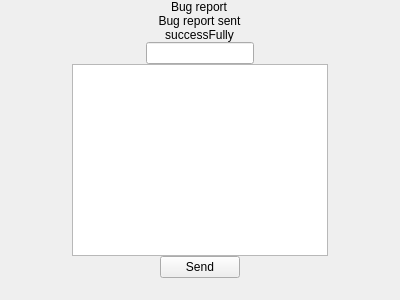
demlabs-cellframe/dap-ui-sdk, file ui/BugReportScreen.ui: the form before one commit.
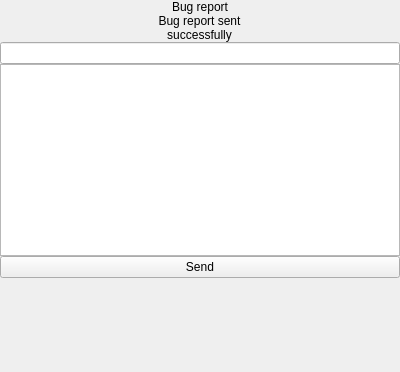
The form after the commit. Custom widgets are drawn as their Qt base class.

Diff of the .ui file:
```diff
--- a/ui/BugReportScreen.ui
+++ b/ui/BugReportScreen.ui
@@ -7,7 +7,7 @@
     <x>0</x>
     <y>0</y>
     <width>400</width>
-    <height>300</height>
+    <height>372</height>
    </rect>
   </property>
   <property name="windowTitle">
@@ -29,27 +29,35 @@
    <property name="bottomMargin">
     <number>0</number>
    </property>
-   <item alignment="Qt::AlignHCenter">
-    <widget class="QLabel" name="lblCapture">
+   <item>
+    <layout class="QVBoxLayout" name="vltBugReport">
+     <property name="spacing">
+      <number>0</number>
+     </property>
+     <item>
+      <widget class="QLabel" name="lblCaption">
      <property name="text">
       <string>Bug report</string>
      </property>
+       <property name="alignment">
+        <set>Qt::AlignCenter</set>
+       </property>
     </widget>
    </item>
    <item alignment="Qt::AlignHCenter">
     <widget class="CustomLineHeightLabel" name="lblStatusMessage">
      <property name="text">
-      <string>Bug report sent&lt;br&gt;successFully</string>
+        <string>Bug report sent&lt;br&gt;successfully</string>
      </property>
      <property name="alignment">
       <set>Qt::AlignCenter</set>
      </property>
     </widget>
    </item>
-   <item alignment="Qt::AlignHCenter">
+     <item>
     <widget class="QLineEdit" name="edtEmail">
      <property name="sizePolicy">
-      <sizepolicy hsizetype="Fixed" vsizetype="Fixed">
+        <sizepolicy hsizetype="Preferred" vsizetype="Fixed">
        <horstretch>0</horstretch>
        <verstretch>0</verstretch>
       </sizepolicy>
@@ -59,10 +67,10 @@
    <item>
     <widget class="QWidget" name="wgtBottomEmail" native="true"/>
    </item>
-   <item alignment="Qt::AlignHCenter">
+     <item>
     <widget class="CustomLineHeightTextEdit" name="edtMessage">
      <property name="sizePolicy">
-      <sizepolicy hsizetype="Fixed" vsizetype="Preferred">
+        <sizepolicy hsizetype="Preferred" vsizetype="Preferred">
        <horstretch>0</horstretch>
        <verstretch>0</verstretch>
       </sizepolicy>
@@ -72,7 +80,7 @@
 &lt;html&gt;&lt;head&gt;&lt;meta name=&quot;qrichtext&quot; content=&quot;1&quot; /&gt;&lt;style type=&quot;text/css&quot;&gt;
 p, li { white-space: pre-wrap; }
 &lt;/style&gt;&lt;/head&gt;&lt;body style=&quot; font-family:'Ubuntu'; font-size:11pt; font-weight:400; font-style:normal;&quot;&gt;
-&lt;p style=&quot;-qt-paragraph-type:empty; margin-top:0px; margin-bottom:0px; margin-left:0px; margin-right:0px; -qt-block-indent:0; text-indent:0px; line-height:130%; font-family:'Ubuntu';&quot;&gt;&lt;br /&gt;&lt;/p&gt;&lt;/body&gt;&lt;/html&gt;</string>
+&lt;p style=&quot;-qt-paragraph-type:empty; margin-top:0px; margin-bottom:0px; margin-left:0px; margin-right:0px; -qt-block-indent:0; text-indent:0px; line-height:130%;&quot;&gt;&lt;br /&gt;&lt;/p&gt;&lt;/body&gt;&lt;/html&gt;</string>
      </property>
      <property name="placeholderText">
       <string/>
@@ -82,10 +90,10 @@
    <item>
     <widget class="QWidget" name="wgtTopButton" native="true"/>
    </item>
-   <item alignment="Qt::AlignHCenter">
+     <item>
     <widget class="QPushButton" name="btnSend">
      <property name="sizePolicy">
-      <sizepolicy hsizetype="Fixed" vsizetype="Fixed">
+        <sizepolicy hsizetype="Preferred" vsizetype="Fixed">
        <horstretch>0</horstretch>
        <verstretch>0</verstretch>
       </sizepolicy>
@@ -107,6 +115,8 @@
       </size>
      </property>
     </spacer>
+     </item>
+    </layout>
    </item>
   </layout>
  </widget>
```
Left out of the diff: 2 changed lines with no effect on the pictures. Lines whose indentation alone changed are shown as unchanged.
